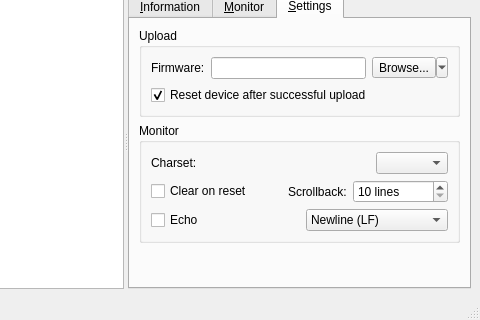
Qt form tyqt/main_window.ui (Koromix/tytools) before a commit; both pictures show x 130 to 610 and y 92 to 412 of the 610 by 412 pixel window.
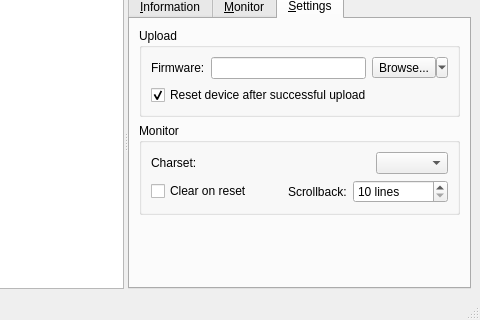
The same form after that commit. The open tabs and pages were chosen to show the change. Icons and pictures are not drawn. Custom widgets are drawn as their Qt base class.

Commit message:
Move echo/EOL settings to Monitor tab
These settings are not board-specific but window-specific, and
they are not persistent. They do not belong to the Settings tab.

To avoid wasting space on the Monitor tab they are accessible
under a menu attached to the Send button (QToolButton).

Patch:
```diff
--- a/tyqt/main_window.ui
+++ b/tyqt/main_window.ui
@@ -389,57 +389,6 @@
               </item>
              </layout>
             </item>
-            <item>
-             <layout class="QHBoxLayout" name="horizontalLayout_4">
-              <item>
-               <widget class="QCheckBox" name="echoCheck">
-                <property name="text">
-                 <string>Echo</string>
-                </property>
-               </widget>
-              </item>
-              <item>
-               <spacer name="horizontalSpacer_2">
-                <property name="orientation">
-                 <enum>Qt::Horizontal</enum>
-                </property>
-                <property name="sizeHint" stdset="0">
-                 <size>
-                  <width>40</width>
-                  <height>20</height>
-                 </size>
-                </property>
-               </spacer>
-              </item>
-              <item>
-               <widget class="QComboBox" name="newlineComboBox">
-                <property name="currentIndex">
-                 <number>1</number>
-                </property>
-                <item>
-                 <property name="text">
-                  <string>No line ending</string>
-                 </property>
-                </item>
-                <item>
-                 <property name="text">
-                  <string>Newline (LF)</string>
-                 </property>
-                </item>
-                <item>
-                 <property name="text">
-                  <string>Carriage return (CR)</string>
-                 </property>
-                </item>
-                <item>
-                 <property name="text">
-                  <string>Both (CRLF)</string>
-                 </property>
-                </item>
-               </widget>
-              </item>
-             </layout>
-            </item>
            </layout>
           </widget>
          </item>
```
Left out of the diff: 5 changed lines with no effect on the pictures. The commit also changes 2 other files.
